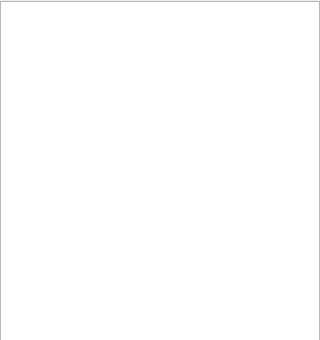
Qt form game-of-go-qt-ui/game-of-go-qt-ui/logtablewidget.ui (Aylesworth/game-of-go) before a commit.
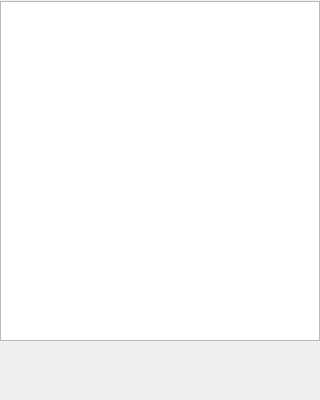
The same form after that commit.

Patch:
```diff
--- a/game-of-go-qt-ui/game-of-go-qt-ui/logtablewidget.ui
+++ b/game-of-go-qt-ui/game-of-go-qt-ui/logtablewidget.ui
@@ -7,7 +7,7 @@
     <x>0</x>
     <y>0</y>
     <width>320</width>
-    <height>340</height>
+    <height>400</height>
    </rect>
   </property>
   <property name="windowTitle">
```
